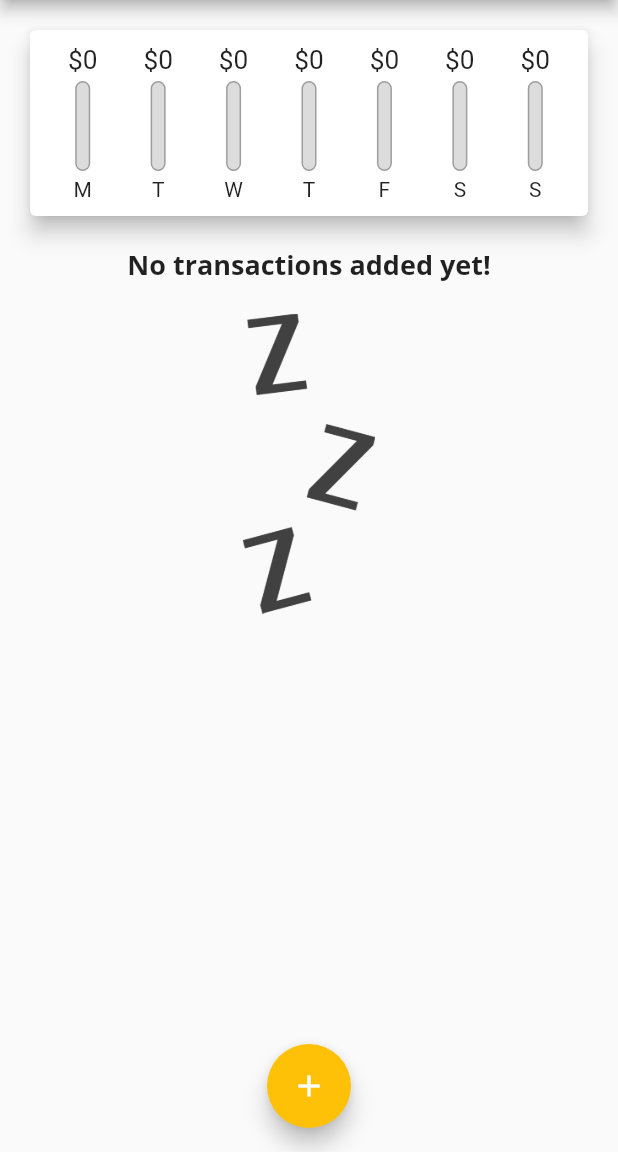
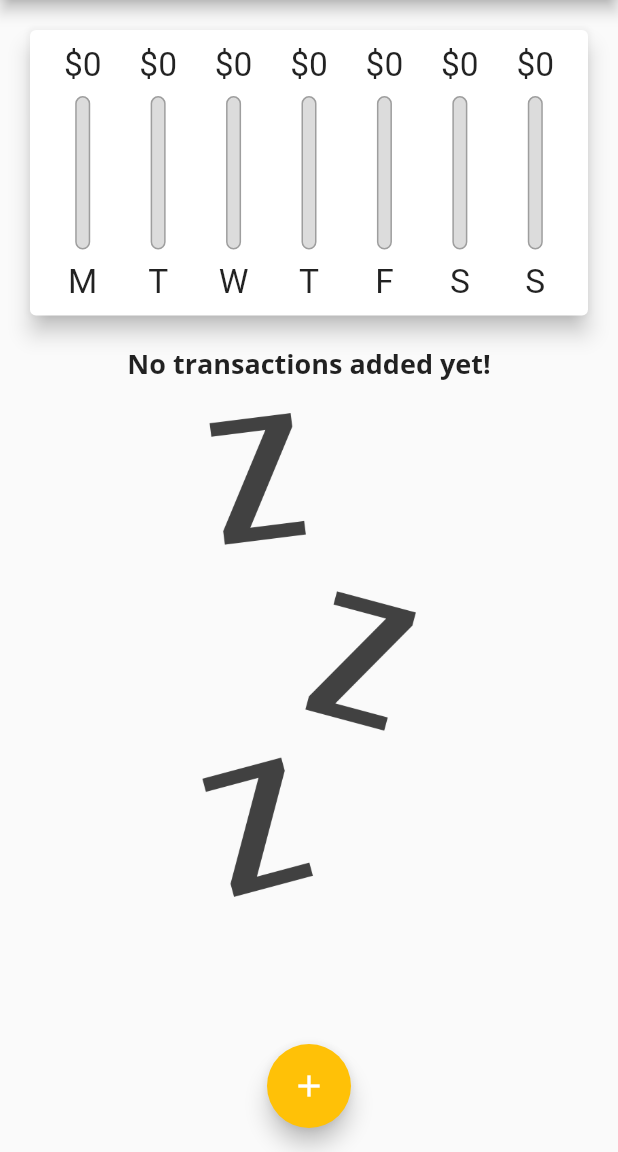
Before and after one commit to Ehab-Nasser-Saber/Personal_Expenses_App, a Flutter app: the screen it shows after launch, on a phone screen of 412 x 824 dp, the part 84-1236 px from its top. Run offline on Flutter 3.47's test engine with Material 2 defaults, Android fonts, the phone set to English and light mode, and no system bars.

Commit message:
Responsive

```diff
--- a/lib/main.dart
+++ b/lib/main.dart
@@ -1,10 +1,18 @@
 import 'package:flutter/material.dart';
+import 'package:flutter/services.dart';
 import './widgets/new_transaction.dart';
 import './models/transaction.dart';
 import './widgets/transaction_list.dart';
 import './widgets/chart.dart';
 
-void main() => runApp(MyApp());
+void main() {
+  // WidgetsFlutterBinding.ensureInitialized();
+  // SystemChrome.setPreferredOrientations([
+  //   DeviceOrientation.portraitUp,
+  //   DeviceOrientation.portraitDown,
+  // ]);
+  runApp(MyApp());
+}
 
 class MyApp extends StatelessWidget {
   @override
@@ -60,6 +68,7 @@ class _MyHomePageState extends State<MyHomePage> {
     //   date: DateTime.now(),
     // ),
   ];
+  bool _showChart = false;
   List<Transaction> get _recentTransactions {
     return _userTransactions.where((tx) {
       return tx.date.isAfter(
@@ -99,21 +108,61 @@ class _MyHomePageState extends State<MyHomePage> {
 
   @override
   Widget build(BuildContext context) {
+    final mediaQuery = MediaQuery.of(context);
+    final isLandscape = mediaQuery.orientation == Orientation.landscape;
+    final appBar = AppBar(
+      title: Text('Personal Expenses'),
+      actions: [
+        IconButton(
+            onPressed: () => _startAddNewTransaction(context),
+            icon: Icon(Icons.add))
+      ],
+    );
+    final txListWidget = Container(
+      height: (mediaQuery.size.height -
+              appBar.preferredSize.height -
+              mediaQuery.padding.top) *
+          0.7,
+      child: TransactionList(_userTransactions, _deleteTransaction),
+    );
     return Scaffold(
       resizeToAvoidBottomInset: false,
-      appBar: AppBar(
-        title: Text('Personal Expenses'),
-        actions: [
-          IconButton(
-              onPressed: () => _startAddNewTransaction(context),
-              icon: Icon(Icons.add))
-        ],
-      ),
+      appBar: appBar,
       body: SingleChildScrollView(
         child:
             Column(crossAxisAlignment: CrossAxisAlignment.stretch, children: [
-          Chart(_recentTransactions),
-          TransactionList(_userTransactions, _deleteTransaction)
+          if (isLandscape)
+            Row(
+              mainAxisAlignment: MainAxisAlignment.center,
+              children: [
+                Text('Show Chart'),
+                Switch(
+                  value: _showChart,
+                  onChanged: (value) {
+                    setState(() {
+                      _showChart = value;
+                    });
+                  },
+                ),
+              ],
+            ),
+          if (!isLandscape)
+            Container(
+                height: (mediaQuery.size.height -
+                        appBar.preferredSize.height -
+                        mediaQuery.padding.top) *
+                    0.3,
+                child: Chart(_recentTransactions)),
+          if (!isLandscape) txListWidget,
+          if (isLandscape)
+            _showChart
+                ? Container(
+                    height: (mediaQuery.size.height -
+                            appBar.preferredSize.height -
+                            mediaQuery.padding.top) *
+                        0.7,
+                    child: Chart(_recentTransactions))
+                : txListWidget
         ]),
       ),
       floatingActionButtonLocation: FloatingActionButtonLocation.centerFloat,
--- a/lib/widgets/chart.dart
+++ b/lib/widgets/chart.dart
@@ -59,6 +59,7 @@ class Chart extends StatelessWidget {
             );
           }).toList(),
         ),
-        ));
+      ),
+    );
   }
 }
--- a/lib/widgets/chart_bar.dart
+++ b/lib/widgets/chart_bar.dart
@@ -11,17 +11,18 @@ class ChartBar extends StatelessWidget {
 
   @override
   Widget build(BuildContext context) {
+    return LayoutBuilder(builder: (ctx, constraints) {
       return Column(
         children: [
           Container(
-            height: 20,
+              height: constraints.maxHeight * 0.15,
               child: FittedBox(
                   child: Text('\$${spendingAmount.toStringAsFixed(0)}'))),
           SizedBox(
-          height: 4,
+            height: constraints.maxHeight * 0.05,
           ),
           Container(
-          height: 60,
+            height: constraints.maxHeight * 0.6,
             width: 10,
             child: Stack(children: [
               Container(
@@ -43,10 +44,13 @@ class ChartBar extends StatelessWidget {
             ]),
           ),
           SizedBox(
-          height: 4,
+            height: constraints.maxHeight * 0.05,
           ),
-        Text(label),
+          Container(
+              height: constraints.maxHeight * 0.15,
+              child: FittedBox(child: Text(label))),
         ],
       );
+    });
   }
 }
--- a/lib/widgets/transaction_list.dart
+++ b/lib/widgets/transaction_list.dart
@@ -10,10 +10,9 @@ class TransactionList extends StatelessWidget {
   TransactionList(this.transactions, this.deleteTx);
   @override
   Widget build(BuildContext context) {
-    return Container(
-      height: 450,
-      child: transactions.isEmpty
-          ? Column(
+    return transactions.isEmpty
+        ? LayoutBuilder(builder: (ctx, constrains) {
+            return Column(
               children: <Widget>[
                 Text(
                   'No transactions added yet!',
@@ -23,13 +22,14 @@ class TransactionList extends StatelessWidget {
                   height: 20,
                 ),
                 Container(
-                    height: 200,
+                    height: constrains.maxHeight * 0.6,
                     child: Image.asset(
                       'assets/images/waiting.png',
                       fit: BoxFit.cover,
                     )),
               ],
-            )
+            );
+          })
         : ListView.builder(
             itemBuilder: (ctx, index) {
               return Card(
@@ -40,7 +40,7 @@ class TransactionList extends StatelessWidget {
                 ),
                 child: ListTile(
                   leading: CircleAvatar(
-                      backgroundColor: Colors.purple,
+                    backgroundColor: Theme.of(context).colorScheme.primary,
                     radius: 30,
                     child: Padding(
                         padding: EdgeInsets.all(4),
@@ -54,7 +54,17 @@ class TransactionList extends StatelessWidget {
                   subtitle: Text(
                     DateFormat.yMMMd().format(transactions[index].date),
                   ),
-                    trailing: IconButton(
+                  trailing: MediaQuery.of(context).size.width > 450
+                      ? TextButton.icon(
+                          icon: Icon(
+                            Icons.delete,
+                            color: Theme.of(context).errorColor,
+                          ),
+                          label: Text('Delete',
+                              style: TextStyle(
+                                  color: Theme.of(context).errorColor)),
+                          onPressed: () => deleteTx(transactions[index].id))
+                      : IconButton(
                           icon: Icon(Icons.delete),
                           color: Theme.of(context).errorColor,
                           onPressed: () => deleteTx(transactions[index].id),
@@ -63,7 +73,6 @@ class TransactionList extends StatelessWidget {
               );
             },
             itemCount: transactions.length,
-            ),
           );
   }
 }
```
Also changed, not shown: lib/widgets/new_transaction.dart (+9 -2 lines). Lines whose indentation alone changed are shown as unchanged.
